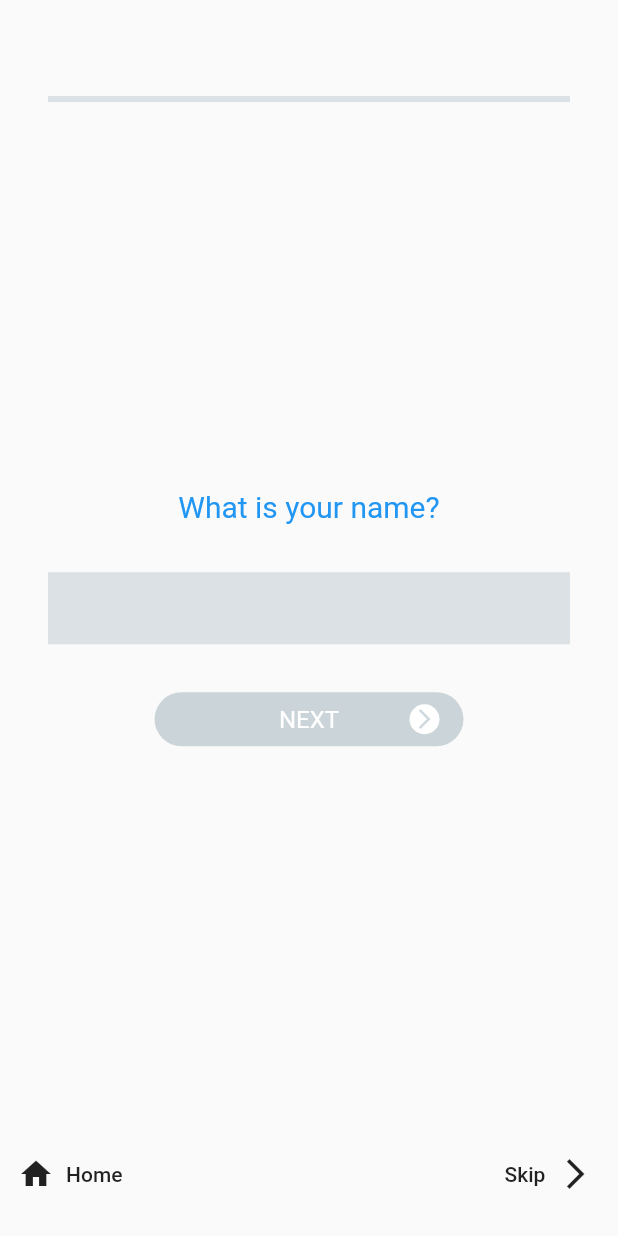
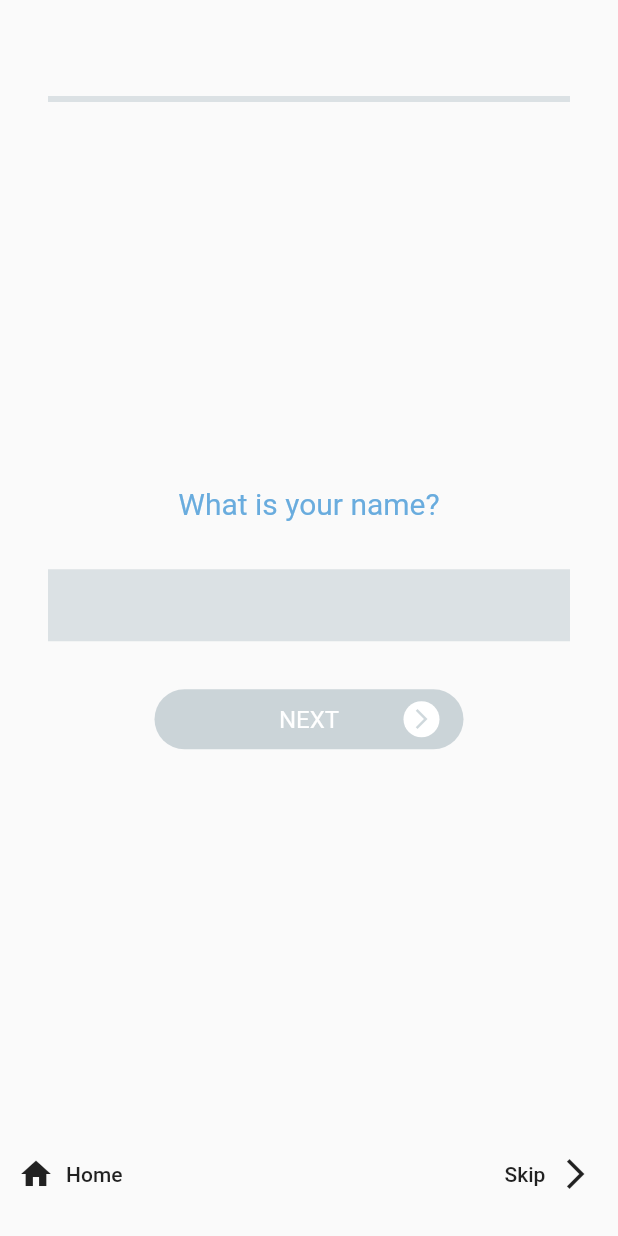
Before and after one commit to muhammadidrees/humwell_signup, a Flutter app: the screen it shows after launch, after a tap on "Sign Up", on a phone screen of 412 x 824 dp. Run offline on Flutter 3.47's test engine with Material 2 defaults, Android fonts, the light colour scheme and no system bars.

Commit message:
Added input and question models for provider state
Improved overall app structure.

```diff
--- /dev/null
+++ b/lib/consts.dart
@@ -0,0 +1,22 @@
+import 'package:flutter/material.dart';
+
+enum QuestionType{
+  textInput,
+  numberInput,
+  radioInput,
+  multiInput
+}
+
+Color buttonDisabledColor = Colors.blueGrey.withOpacity(0.3);
+
+const size_xs = 4.0;
+const size_s = 8.0;
+const size_l = 16.0;
+const size_xl = 32.0;
+const size_xxl = 62.0;
+
+const padding_xs = 4.0;
+const padding_s = 8.0;
+const padding_l = 16.0;
+const padding_xl = 32.0;
+const padding_xxl = 64.0;
--- a/lib/main.dart
+++ b/lib/main.dart
@@ -1,9 +1,16 @@
 import 'package:flutter/material.dart';
+import 'package:humwell_signup/models/models.dart';
 import 'package:humwell_signup/ui/home.dart';
 import 'package:humwell_signup/ui/signup/signup.dart';
+import 'package:provider/provider.dart';
 
 void main() {
-  runApp(MyApp());
+  runApp(
+    ChangeNotifierProvider(
+      create: (context) => AnswereModel(),
+      child: MyApp()
+    )
+  );
 }
 
 class MyApp extends StatelessWidget {
@@ -12,8 +19,15 @@ class MyApp extends StatelessWidget {
     return MaterialApp(
       title: 'Flutter Demo',
       theme: ThemeData(
-        primarySwatch: Colors.blue,
+        primaryColor: Color(0xFF5DCCA8),
+        accentColor: Color(0xFF69ACDE),
         visualDensity: VisualDensity.adaptivePlatformDensity,
+        buttonTheme: ButtonThemeData(
+          disabledColor: Colors.blueAccent.withOpacity(0.3),
+        ),
+        textTheme: TextTheme(
+
+        )
       ),
       initialRoute: HomePage.id,
       routes: {
--- a/lib/ui/custom_widgets/custom_button.dart
+++ b/lib/ui/custom_widgets/custom_button.dart
@@ -31,9 +31,9 @@ class CustomButton extends StatelessWidget {
         widthFactor: 0.5,
         child: Container(
           width: double.infinity,
-          padding: EdgeInsets.symmetric(vertical: 8.0, horizontal: 16.0),
+          padding: EdgeInsets.symmetric(vertical: padding_s, horizontal: padding_l),
           decoration: BoxDecoration(
-            color: disable? Colors.blueGrey.withOpacity(0.3) : Colors.green,
+            color: disable? buttonDisabledColor : Theme.of(context).primaryColor,
             borderRadius: BorderRadius.circular(50.0)
           ),
           child: Stack(
@@ -53,7 +53,7 @@ class CustomButton extends StatelessWidget {
               : Align(
                   alignment: Alignment.centerRight,
                   child: Container(
-                    padding: EdgeInsets.all(2.0),
+                    padding: EdgeInsets.all(padding_xs),
                     decoration: BoxDecoration(
                       color: Colors.white,
                       borderRadius: BorderRadius.circular(100.0)
@@ -61,7 +61,7 @@ class CustomButton extends StatelessWidget {
                     child: Icon(
                       icon,
                       size: 16.0,
-                      color: disable? Colors.blueGrey.withOpacity(0.3) : Colors.green,
+                      color: disable? buttonDisabledColor : Theme.of(context).primaryColor,
                     ),
                   ),
                 ),
--- a/lib/ui/custom_widgets/custom_widget.dart
+++ b/lib/ui/custom_widgets/custom_widget.dart
@@ -1,4 +1,5 @@
 import 'package:flutter/material.dart';
+import 'package:humwell_signup/consts.dart';
 
 part 'question_text.dart';
 part 'custom_button.dart';
--- a/lib/ui/custom_widgets/progress_bar.dart
+++ b/lib/ui/custom_widgets/progress_bar.dart
@@ -12,11 +12,11 @@ class PageViewProgress extends StatelessWidget {
   @override
   Widget build(BuildContext context) {
     return Padding(
-      padding: EdgeInsets.only(left: 32.0, right: 32.0, bottom: 32.0, top: 64.0),
+      padding: EdgeInsets.only(left: padding_xl, right: padding_xl, bottom: padding_xl, top: padding_xxl),
       child: LinearProgressIndicator(
         value: progress / maxPages,
         backgroundColor: Colors.blueGrey.withOpacity(0.2),
-        valueColor: AlwaysStoppedAnimation(Colors.green),
+        valueColor: AlwaysStoppedAnimation(Theme.of(context).primaryColor),
       ),
     );
   }
--- a/lib/ui/custom_widgets/question_text.dart
+++ b/lib/ui/custom_widgets/question_text.dart
@@ -14,7 +14,7 @@ class QuestionText extends StatelessWidget {
       text,
       textAlign: TextAlign.center,
       style: TextStyle(
-        color: Colors.blue,
+        color: Theme.of(context).accentColor,
         fontSize: 20.0,
       ),
     );
--- a/lib/ui/models/input_model.dart
+++ /dev/null
@@ -1 +0,0 @@
-// TODO
--- /dev/null
+++ b/lib/ui/signup/dynamic_input.dart
@@ -0,0 +1,79 @@
+import 'package:flutter/material.dart';
+import 'package:humwell_signup/consts.dart';
+import 'package:humwell_signup/ui/custom_widgets/custom_widget.dart';
+
+class DynamicInput extends StatefulWidget {
+  final PageController pageController;
+
+  const DynamicInput({
+    Key key, this.pageController,
+  }) : super(key: key);
+
+  @override
+  _DynamicInputState createState() => _DynamicInputState();
+}
+
+class _DynamicInputState extends State<DynamicInput> {
+  bool disableButton = true;
+  TextEditingController _textEditingController;
+
+  @override
+  void initState() {
+    _textEditingController = TextEditingController();
+    super.initState();
+  }
+
+  @override
+  Widget build(BuildContext context) {
+    return Column(
+      mainAxisAlignment: MainAxisAlignment.center,
+      crossAxisAlignment: CrossAxisAlignment.center,
+      children: [
+
+        QuestionText(
+          text: "What is your name?",
+        ),
+
+        SizedBox(height: size_xl),
+
+        Padding(
+          padding: const EdgeInsets.symmetric(horizontal: padding_xl),
+          child: Container(
+            color: Colors.blueGrey.withOpacity(0.2),
+            child: TextField(
+              controller: _textEditingController,
+              keyboardType: TextInputType.number,
+              decoration: InputDecoration(
+                border: InputBorder.none,
+              ),
+              textAlign: TextAlign.center,
+              style: TextStyle(
+                fontSize: 20.0,
+              ),
+              onChanged: (value){
+                setState(() {
+                  disableButton = value == "";
+                });
+              },
+            ),
+          ),
+        ),
+
+        SizedBox(height: size_xl),
+
+        CustomButton(
+          text: "NEXT",
+          icon: Icons.arrow_forward_ios,
+          disable: disableButton,
+          onTap: (){
+            widget.pageController.animateToPage(
+              widget.pageController.page.round() + 1,
+              duration: Duration(milliseconds: 200),
+              curve: Curves.easeIn,
+            );
+          },
+        ),
+      ],
+    );
+  }
+}
--- a/lib/ui/signup/signup.dart
+++ b/lib/ui/signup/signup.dart
@@ -1,6 +1,7 @@
 import 'package:flutter/material.dart';
 import 'package:humwell_signup/ui/custom_widgets/custom_widget.dart';
 import 'package:humwell_signup/ui/signup/bottom_bar.dart';
+import 'package:humwell_signup/ui/signup/dynamic_input.dart';
 
 class SignUp extends StatefulWidget {
 
@@ -60,71 +61,3 @@ class _SignUpState extends State<SignUp> {
     );
   }
 }
-
-class DynamicInput extends StatefulWidget {
-  final PageController pageController;
-
-  const DynamicInput({
-    Key key, this.pageController,
-  }) : super(key: key);
-
-  @override
-  _DynamicInputState createState() => _DynamicInputState();
-}
-
-class _DynamicInputState extends State<DynamicInput> {
-  bool disableButton = true;
-
-  @override
-  Widget build(BuildContext context) {
-    return Column(
-      mainAxisAlignment: MainAxisAlignment.center,
-      crossAxisAlignment: CrossAxisAlignment.center,
-      children: [
-
-        QuestionText(
-          text: "What is your name?",
-        ),
-
-        SizedBox(height: 32.0),
-
-        Padding(
-          padding: const EdgeInsets.symmetric(horizontal: 32.0),
-          child: Container(
-            color: Colors.blueGrey.withOpacity(0.2),
-            child: TextField(
-              keyboardType: TextInputType.number,
-              decoration: InputDecoration(
-                border: InputBorder.none,
-              ),
-              textAlign: TextAlign.center,
-              style: TextStyle(
-                fontSize: 20.0,
-              ),
-              onChanged: (value){
-                setState(() {
-                  disableButton = value == "";
-                });
-              },
-            ),
-          ),
-        ),
-
-        SizedBox(height: 32.0),
-
-        CustomButton(
-          text: "NEXT",
-          icon: Icons.arrow_forward_ios,
-          disable: disableButton,
-          onTap: (){
-            widget.pageController.animateToPage(
-              widget.pageController.page.round() + 1,
-              duration: Duration(milliseconds: 200),
-              curve: Curves.easeIn,
-            );
-          },
-        ),
-      ],
-    );
-  }
-}
--- a/pubspec.yaml
+++ b/pubspec.yaml
@@ -28,6 +28,7 @@ dependencies:
   # The following adds the Cupertino Icons font to your application.
   # Use with the CupertinoIcons class for iOS style icons.
   cupertino_icons: ^0.1.3
+  provider: ^3.0.0
 
 dev_dependencies:
   flutter_test:
```
Also changed, not shown: lib/models/input_model.dart (added, +20 -0 lines), lib/models/models.dart (added, +7 -0 lines), lib/models/question_model.dart (added, +26 -0 lines), pubspec.lock.
